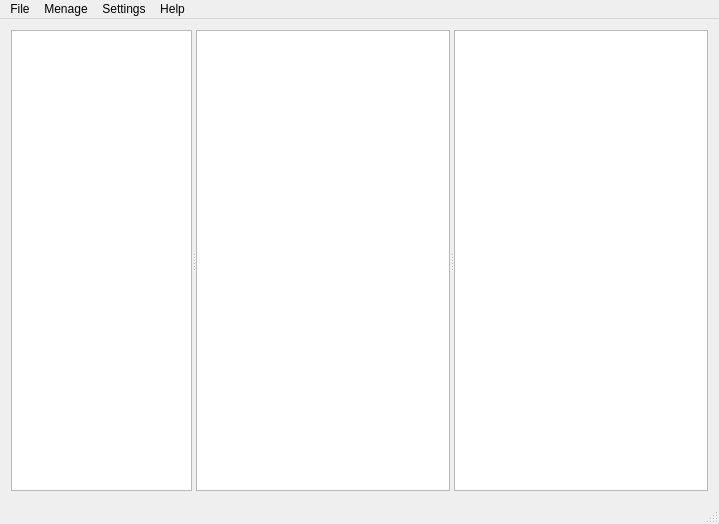
First picture: the form in VCL/mainwindow.ui, repository CerberPup/VersionControl, before the edit.
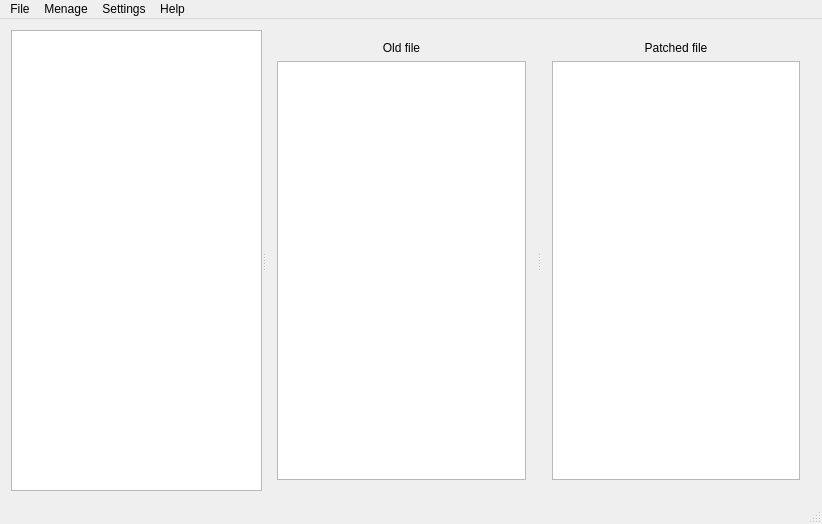
Second picture: the form after the edit. Icons and pictures are not drawn.

Diff of the .ui file:
```diff
--- a/VCL/mainwindow.ui
+++ b/VCL/mainwindow.ui
@@ -6,7 +6,7 @@
    <rect>
     <x>0</x>
     <y>0</y>
-    <width>719</width>
+    <width>822</width>
     <height>524</height>
    </rect>
   </property>
@@ -16,7 +16,7 @@
   <widget class="QWidget" name="centralWidget">
    <layout class="QGridLayout" name="gridLayout">
     <item row="0" column="0">
-     <widget class="QSplitter" name="splitter_3">
+     <widget class="QSplitter" name="splitter_2">
       <property name="orientation">
        <enum>Qt::Horizontal</enum>
       </property>
@@ -29,7 +29,7 @@
        </property>
        <property name="sizePolicy">
         <sizepolicy hsizetype="Minimum" vsizetype="Expanding">
-         <horstretch>4</horstretch>
+         <horstretch>0</horstretch>
          <verstretch>0</verstretch>
         </sizepolicy>
        </property>
@@ -61,13 +61,6 @@
         <bool>true</bool>
        </attribute>
       </widget>
-      <widget class="QSplitter" name="splitter_2">
-       <property name="orientation">
-        <enum>Qt::Vertical</enum>
-       </property>
-       <property name="childrenCollapsible">
-        <bool>false</bool>
-       </property>
        <widget class="QSplitter" name="splitter">
         <property name="orientation">
          <enum>Qt::Horizontal</enum>
@@ -75,9 +68,28 @@
         <property name="childrenCollapsible">
          <bool>false</bool>
         </property>
+       <widget class="QWidget" name="layoutWidget">
+        <layout class="QVBoxLayout" name="verticalLayout">
+         <item>
+          <widget class="QLabel" name="label">
+           <property name="sizePolicy">
+            <sizepolicy hsizetype="Preferred" vsizetype="Minimum">
+             <horstretch>0</horstretch>
+             <verstretch>0</verstretch>
+            </sizepolicy>
+           </property>
+           <property name="text">
+            <string>Old file</string>
+           </property>
+           <property name="alignment">
+            <set>Qt::AlignCenter</set>
+           </property>
+          </widget>
+         </item>
+         <item>
         <widget class="QListView" name="OldListView">
          <property name="sizePolicy">
-          <sizepolicy hsizetype="Expanding" vsizetype="Preferred">
+            <sizepolicy hsizetype="Expanding" vsizetype="Expanding">
            <horstretch>0</horstretch>
            <verstretch>0</verstretch>
           </sizepolicy>
@@ -89,9 +101,25 @@
           </size>
          </property>
         </widget>
+         </item>
+        </layout>
+       </widget>
+       <widget class="QWidget" name="layoutWidget">
+        <layout class="QVBoxLayout" name="verticalLayout_2">
+         <item>
+          <widget class="QLabel" name="label_2">
+           <property name="text">
+            <string>Patched file</string>
+           </property>
+           <property name="alignment">
+            <set>Qt::AlignCenter</set>
+           </property>
+          </widget>
+         </item>
+         <item>
         <widget class="QListView" name="NewListView">
          <property name="sizePolicy">
-          <sizepolicy hsizetype="Expanding" vsizetype="Preferred">
+            <sizepolicy hsizetype="Expanding" vsizetype="Expanding">
            <horstretch>0</horstretch>
            <verstretch>0</verstretch>
           </sizepolicy>
@@ -103,6 +131,8 @@
           </size>
          </property>
         </widget>
+         </item>
+        </layout>
        </widget>
       </widget>
      </widget>
@@ -114,7 +144,7 @@
     <rect>
      <x>0</x>
      <y>0</y>
-     <width>719</width>
+     <width>822</width>
      <height>21</height>
     </rect>
    </property>
```
Left out of the diff: 14 changed lines with no effect on the pictures. Lines whose indentation alone changed are shown as unchanged.
